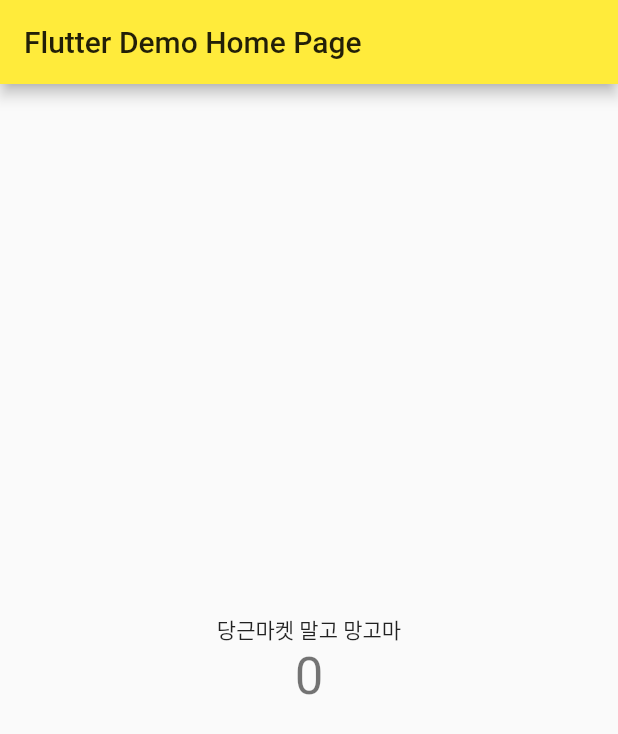
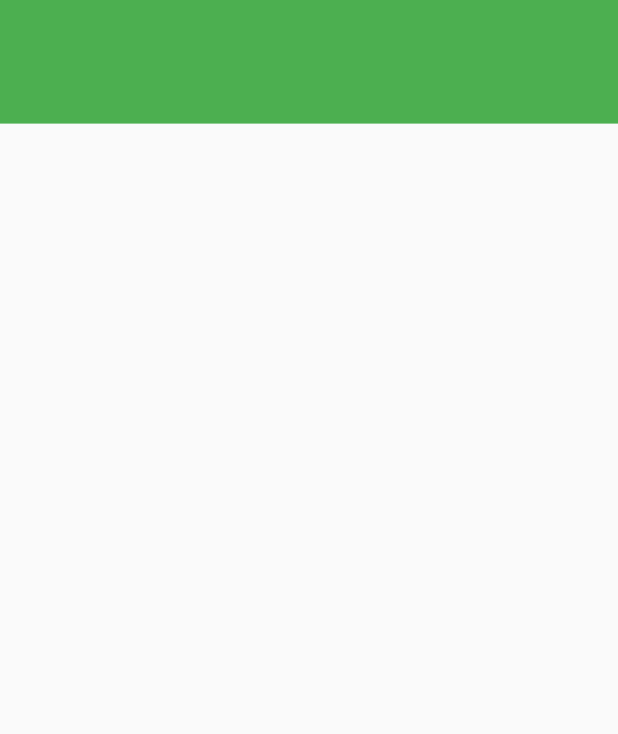
Before and after one commit to Miri-Hwang/mango_market, a Flutter app: the screen it shows after launch, on a phone screen of 412 x 824 dp. Shown: the top 734 px of the screen. Run offline on Flutter 3.47's test engine with Material 2 defaults, Android fonts, the phone set to English and light mode, and no system bars.

Commit message:
launch project

```diff
--- a/lib/main.dart
+++ b/lib/main.dart
@@ -52,6 +52,7 @@ class _MyHomePageState extends State<MyHomePage> {
 
   @override
   Widget build(BuildContext context) {
+    var mediaHeight = MediaQuery.of(context).size.height;
     // This method is rerun every time setState is called, for instance as done
     // by the _incrementCounter method above.
     //
@@ -59,41 +60,17 @@ class _MyHomePageState extends State<MyHomePage> {
     // fast, so that you can just rebuild anything that needs updating rather
     // than having to individually change instances of widgets.
     return Scaffold(
-      appBar: AppBar(
-        // Here we take the value from the MyHomePage object that was created by
-        // the App.build method, and use it to set our appbar title.
-        title: Text(widget.title),
-      ),
-      body: Center(
-        // Center is a layout widget. It takes a single child and positions it
-        // in the middle of the parent.
-        child: Column(
-          // Column is also a layout widget. It takes a list of children and
-          // arranges them vertically. By default, it sizes itself to fit its
-          // children horizontally, and tries to be as tall as its parent.
-          //
-          // Invoke "debug painting" (press "p" in the console, choose the
-          // "Toggle Debug Paint" action from the Flutter Inspector in Android
-          // Studio, or the "Toggle Debug Paint" command in Visual Studio Code)
-          // to see the wireframe for each widget.
-          //
-          // Column has various properties to control how it sizes itself and
-          // how it positions its children. Here we use mainAxisAlignment to
-          // center the children vertically; the main axis here is the vertical
-          // axis because Columns are vertical (the cross axis would be
-          // horizontal).
-          mainAxisAlignment: MainAxisAlignment.center,
-          children: <Widget>[
-            Text(
-              '당근마켓 말고 망고마',
-            ),
-            Text(
-              '$_counter',
-              style: Theme.of(context).textTheme.headline4,
-            ),
-          ],
-        ),
-      ),
+
+      body: Column(
+        crossAxisAlignment: CrossAxisAlignment.stretch,
+        children: [
+          Container(
+
+            height: mediaHeight*0.1,
+            color: Colors.green,
+          )
+        ],
+      )
 
     );
   }
```
